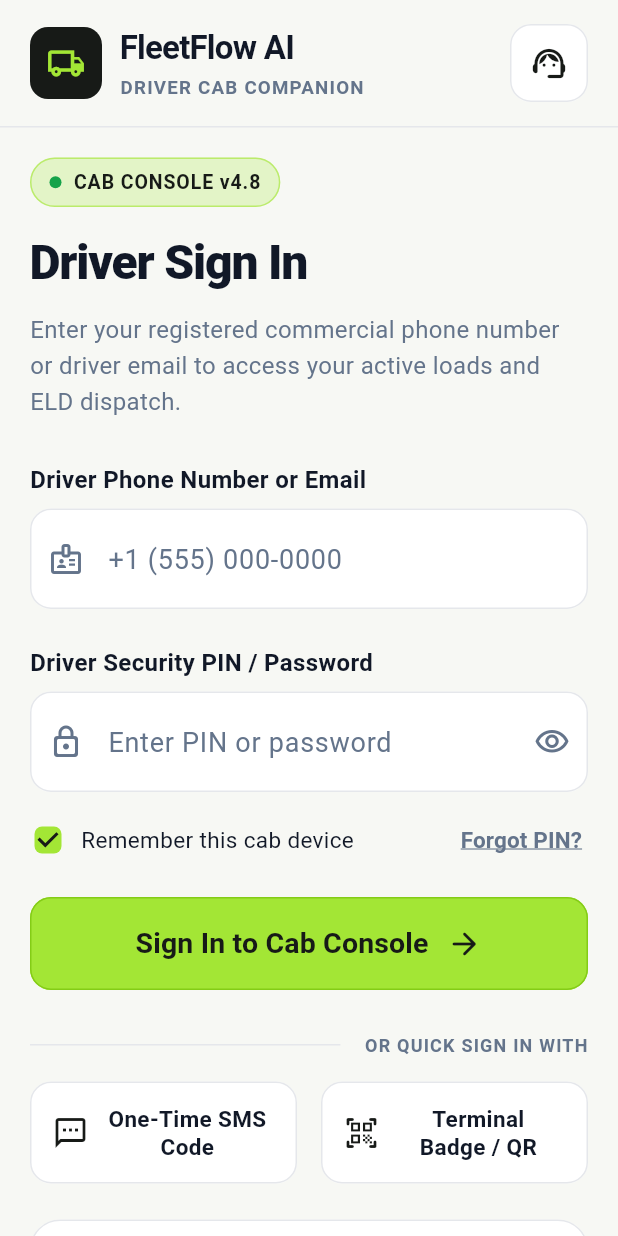
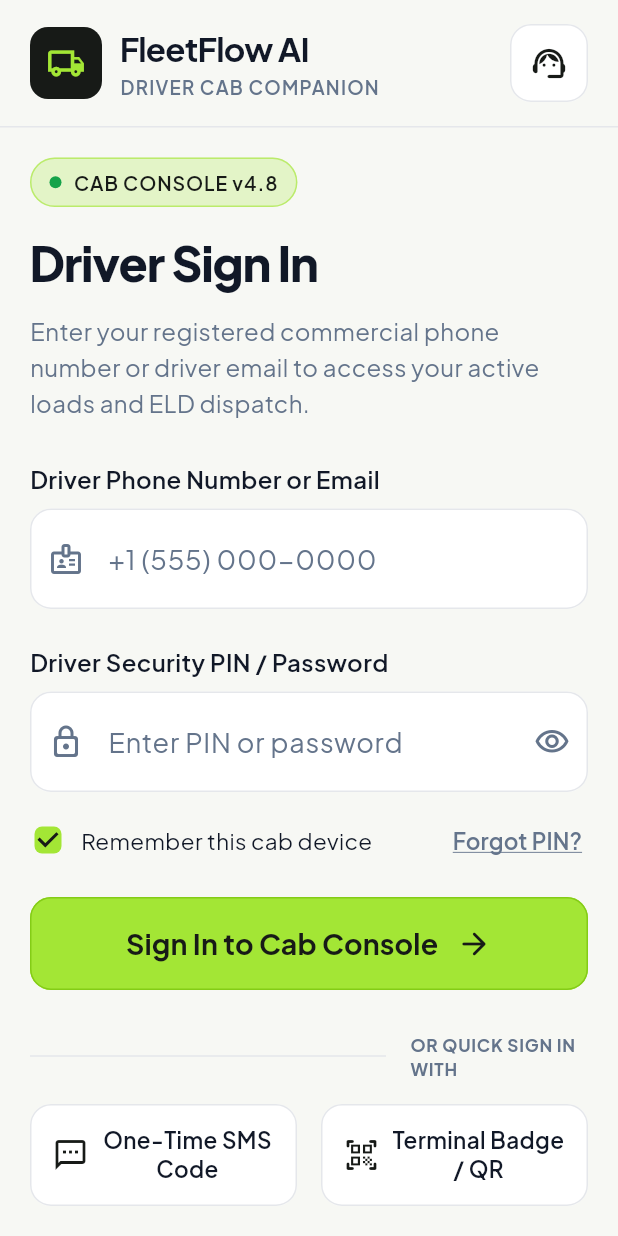
Before and after one commit to Shaikh-Uvaish/FleetFlow-AI, a Flutter app: the screen it shows after launch, after a tap on "Login", on a phone screen of 412 x 824 dp. Run offline on Flutter 3.47's test engine with Material 3 defaults, Android fonts, the phone set to English and light mode, and no system bars; our stand-ins replace google_fonts.

Commit message:
Updated Login screen

```diff
--- a/mobile/lib/core/theme/app_theme.dart
+++ b/mobile/lib/core/theme/app_theme.dart
@@ -1,5 +1,5 @@
 import 'package:flutter/material.dart';
-
+import 'package:google_fonts/google_fonts.dart';
 import '../constants/app_spacing.dart';
 import 'app_colors.dart';
 
@@ -32,7 +32,7 @@ class AppTheme {
         );
 
     return base.copyWith(
-      textTheme: base.textTheme.apply(
+            textTheme: GoogleFonts.plusJakartaSansTextTheme(base.textTheme).apply(
         bodyColor: AppColors.ink,
         displayColor: AppColors.ink,
       ),
--- a/mobile/lib/features/authentication/presentation/screens/login_screen.dart
+++ b/mobile/lib/features/authentication/presentation/screens/login_screen.dart
@@ -224,7 +224,7 @@ class _LoginScreenState extends State<LoginScreen> {
               ),
               suffixIcon: _identifierValid
                   ? const Icon(
-                      Icons.check_circle_outline_rounded,
+                      Icons.check_circle_rounded,
                       color: AppColors.success,
                     )
                   : null,
@@ -506,15 +506,19 @@ class _OrDivider extends StatelessWidget {
   Widget build(BuildContext context) {
     return const Row(
       children: [
-        Expanded(child: Divider(height: 1, color: AppColors.border)),
+        // The line takes two parts of the width, the text takes one part.
+        Expanded(flex: 2, child: Divider(height: 1, color: AppColors.border)),
         SizedBox(width: 16),
-        Text(
-          'OR QUICK SIGN IN WITH',
-          style: TextStyle(
-            fontSize: 12,
-            fontWeight: FontWeight.w700,
-            letterSpacing: 0.8,
-            color: AppColors.slate,
+        Expanded(
+          flex: 1,
+          child: Text(
+            'OR QUICK SIGN IN WITH',
+            style: TextStyle(
+              fontSize: 11.5,
+              fontWeight: FontWeight.w700,
+              letterSpacing: 0.5,
+              color: AppColors.slate,
+            ),
           ),
         ),
       ],
--- a/mobile/pubspec.yaml
+++ b/mobile/pubspec.yaml
@@ -34,6 +34,7 @@ dependencies:
   # The following adds the Cupertino Icons font to your application.
   # Use with the CupertinoIcons class for iOS style icons.
   cupertino_icons: ^1.0.8
+  google_fonts: ^8.2.1
 
 dev_dependencies:
   flutter_test:
```
Also changed, not shown: mobile/pubspec.lock, 2 other files.
